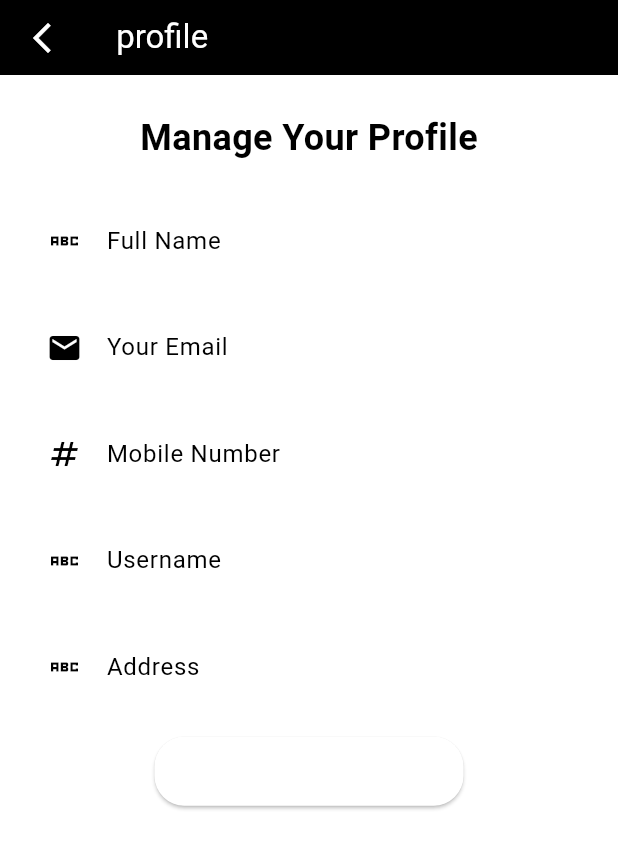
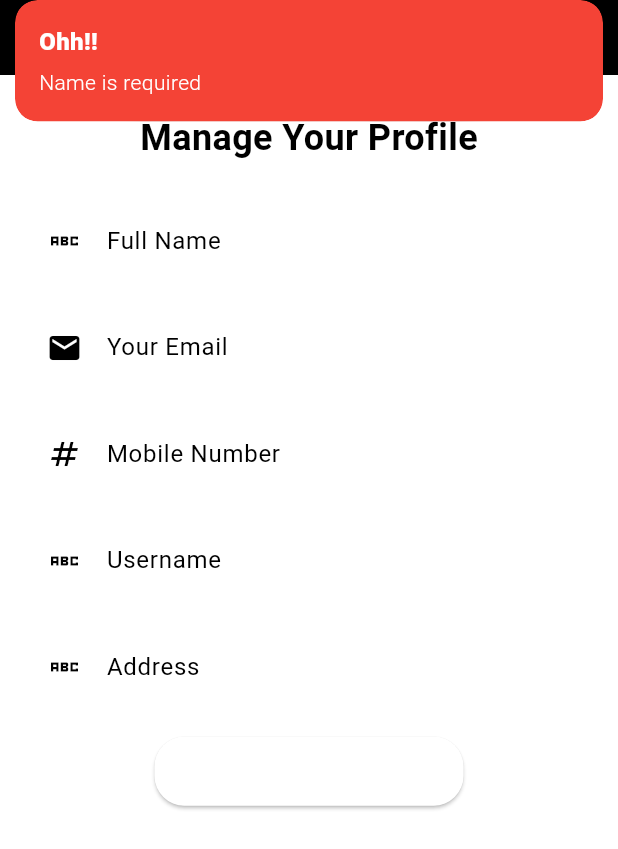
Before and after one commit to Md-Aziz-Developer/grofeed_app, a Flutter app: the ManageProfileScreen screen opened directly, after a tap on "Update Profile", on a phone screen of 412 x 824 dp. Shown: the top 849 px of the screen. Run offline on Flutter 3.47's test engine with Material 3 defaults, Android fonts, the phone set to English and light mode, and no system bars; our stand-ins replace get, google_fonts, shared_preferences; accounts and stored records are empty.

Commit message:
update in code

```diff
--- a/lib/screens/manage_profile_screen.dart
+++ b/lib/screens/manage_profile_screen.dart
@@ -2,8 +2,10 @@ import 'dart:convert';
 
 import 'package:flutter/material.dart';
 import 'package:get/get.dart';
+import 'package:grofeed_app/constants/api_path.dart';
 import 'package:grofeed_app/screens/index_screen.dart';
 import 'package:shared_preferences/shared_preferences.dart';
+import 'package:http/http.dart' as http;
 
 class ManageProfileScreen extends StatefulWidget {
   const ManageProfileScreen({super.key});
@@ -61,12 +63,92 @@ class _ManageProfileScreenState extends State<ManageProfileScreen> {
     return allowedChars.hasMatch(username);
   }
 
+  void updateProfile() async {
+    if (_name.text.toString() == '') {
+      Get.snackbar('Ohh!!', 'Name is required',
+          backgroundColor: Colors.red, colorText: Colors.white);
+    } else if (_name.text.toString().length < 3) {
+      Get.snackbar('Ohh!!', 'Name is to short!!!',
+          backgroundColor: Colors.red, colorText: Colors.white);
+    } else if (_email.text.toString() == '') {
+      Get.snackbar('Ohh!!', 'Email is required',
+          backgroundColor: Colors.red, colorText: Colors.white);
+    } else if (!isEmailValid(_email.text.toString())) {
+      Get.snackbar('Ohh!!', 'Email is not valid',
+          backgroundColor: Colors.red, colorText: Colors.white);
+    } else if (_number.text.toString() == '') {
+      Get.snackbar('Ohh!!', 'Number is required',
+          backgroundColor: Colors.red, colorText: Colors.white);
+    } else if (_number.text.toString().length != 10) {
+      Get.snackbar('Ohh!!', 'Number nust be of 10 digit',
+          backgroundColor: Colors.red, colorText: Colors.white);
+    } else if (_username.text.toString() == '') {
+      Get.snackbar('Ohh!!', 'Username is required',
+          backgroundColor: Colors.red, colorText: Colors.white);
+    } else if (_username.text.toString().length < 6) {
+      Get.snackbar('Ohh!!', 'Username is to short!!!',
+          backgroundColor: Colors.red, colorText: Colors.white);
+    } else if (_username.text.toString().length > 20) {
+      Get.snackbar('Ohh!!', 'Username is to long!!!',
+          backgroundColor: Colors.red, colorText: Colors.white);
+    } else if (!validateUsername(_username.text.toString())) {
+      Get.snackbar('Ohh!!', 'Username is not valid',
+          backgroundColor: Colors.red, colorText: Colors.white);
+    } else if (_address.text.toString() == '') {
+      Get.snackbar('Ohh!!', 'Address is required!!!',
+          backgroundColor: Colors.red, colorText: Colors.white);
+    } else {
+      setState(() {
+        _isLoading = true;
+      });
+      final response =
+          await http.post(Uri.parse(BASE_PATH + UPDATE_PROFILE), body: {
+        'partner_id': partnerId,
+        'name': _name.text.toString(),
+        'email': _email.text.toString(),
+        'number': _number.text.toString(),
+        'user_name': _username.text.toString(),
+        'address': _address.text.toString()
+      });
+      if (response.statusCode == 200) {
+        final myData = jsonDecode(response.body.toString());
+        if (myData['status'] == 1) {
+          setState(() {
+            _isLoading = false;
+          });
+          final partner = myData['partner'];
+          // print(partner);
+          final partnerId = myData['partner']['partner_id'];
+          final prefs = await SharedPreferences.getInstance();
+          prefs.setString('partner_id', jsonEncode(partnerId));
+          prefs.setString('partner', jsonEncode(partner));
+          getPartner();
+          Get.snackbar('Hurry', myData['message'],
+              backgroundColor: Colors.green, colorText: Colors.white);
+        } else {
+          setState(() {
+            _isLoading = false;
+          });
+          Get.snackbar('Ohh!!', myData['message'],
+              backgroundColor: Colors.red, colorText: Colors.white);
+        }
+      } else {
+        setState(() {
+          _isLoading = false;
+        });
+        Get.snackbar('Ohh!!', 'Bad Request Try Again!!!',
+            backgroundColor: Colors.red, colorText: Colors.white);
+      }
+    }
+  }
+
   @override
   Widget build(BuildContext context) {
     return Scaffold(
       appBar: PreferredSize(
           preferredSize: const Size.fromHeight(50),
           child: AppBar(
+            centerTitle: true,
             backgroundColor: Colors.black,
             leading: IconButton(
                 onPressed: () {
@@ -220,7 +302,7 @@ class _ManageProfileScreenState extends State<ManageProfileScreen> {
                           ),
                         ),
                         onPressed: () {
-                          // signUp();
+                          updateProfile();
                         },
                         child: Text(
                           'Update Profile',
--- a/lib/screens/products_screen.dart
+++ b/lib/screens/products_screen.dart
@@ -35,6 +35,7 @@ class _ProductScreenState extends State<ProductScreen> {
       appBar: PreferredSize(
         preferredSize: const Size.fromHeight(50),
         child: AppBar(
+          centerTitle: true,
           backgroundColor: Colors.black,
           title: Image.asset(
             'assets/GROFEED_LOGO.png',
--- a/lib/screens/setting_screen.dart
+++ b/lib/screens/setting_screen.dart
@@ -38,6 +38,7 @@ class _SettingScreenState extends State<SettingScreen> {
       appBar: PreferredSize(
         preferredSize: const Size.fromHeight(50),
         child: AppBar(
+          centerTitle: true,
           backgroundColor: Colors.black,
           title: Image.asset(
             'assets/GROFEED_LOGO.png',
```
Also changed, not shown: lib/screens/login_screen.dart (+11 -11 lines).
